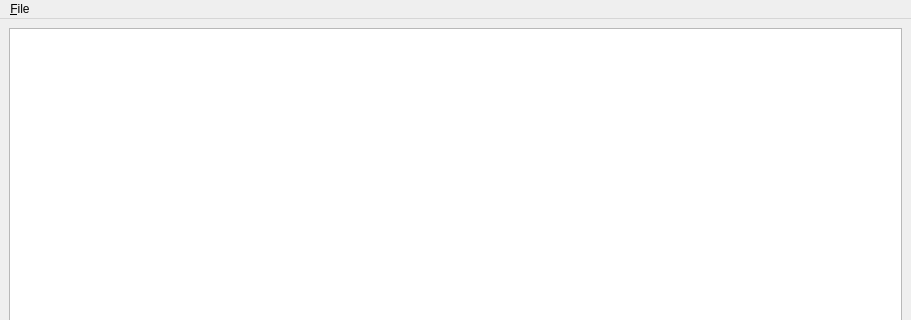
Qt form source/main_window.ui (jansorg/tom-ui) before a commit; both pictures show x 0 to 911 and y 0 to 320 of the 911 by 772 pixel window.
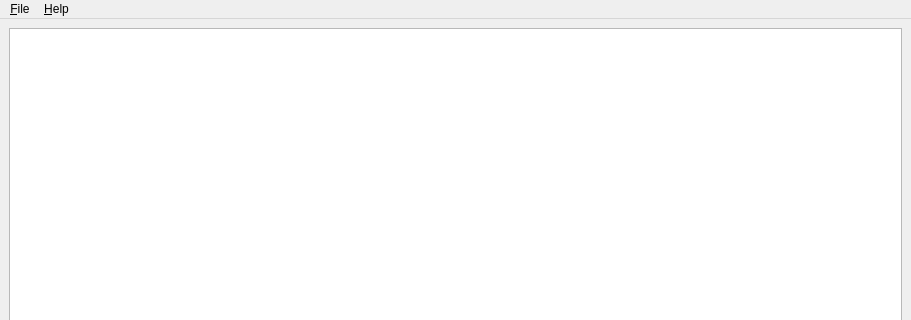
The same form after that commit.

What changed in the file:
```diff
--- a/source/main_window.ui
+++ b/source/main_window.ui
@@ -48,7 +48,14 @@
     <addaction name="actionMinimize"/>
     <addaction name="actionE_xit"/>
    </widget>
+   <widget class="QMenu" name="menuHelp">
+    <property name="title">
+     <string>&amp;Help</string>
+    </property>
+    <addaction name="actionAbout"/>
+   </widget>
    <addaction name="menuFile"/>
+   <addaction name="menuHelp"/>
   </widget>
   <widget class="QStatusBar" name="statusbar"/>
   <action name="actionE_xit">
```
Left out of the diff: 5 changed lines with no effect on the pictures.
